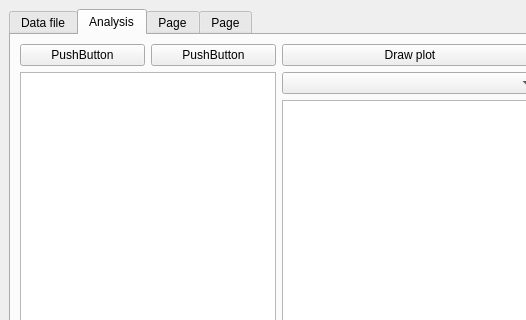
Old version of the form main_window.ui in the repository Bob-Arctor/machine_learning; both pictures show x 0 to 526 and y 0 to 320 of the 1197 by 875 pixel window.
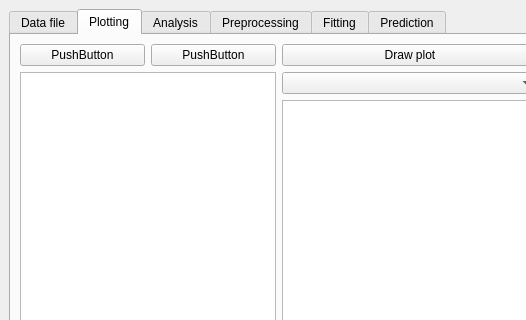
New version of the form. The open tabs and pages were chosen to show the change.

Diff of the .ui file:
```diff
--- a/main_window.ui
+++ b/main_window.ui
@@ -97,7 +97,7 @@
       </widget>
       <widget class="QWidget" name="tab_2">
        <attribute name="title">
-        <string>Analysis</string>
+        <string>Plotting</string>
        </attribute>
        <layout class="QVBoxLayout" name="verticalLayout_3">
         <item>
@@ -237,12 +237,22 @@
       </widget>
       <widget class="QWidget" name="tab_3">
        <attribute name="title">
-        <string>Page</string>
+        <string>Analysis</string>
        </attribute>
       </widget>
       <widget class="QWidget" name="tab_4">
        <attribute name="title">
-        <string>Page</string>
+        <string>Preprocessing</string>
+       </attribute>
+      </widget>
+      <widget class="QWidget" name="tab_5">
+       <attribute name="title">
+        <string>Fitting</string>
+       </attribute>
+      </widget>
+      <widget class="QWidget" name="tab_6">
+       <attribute name="title">
+        <string>Prediction</string>
        </attribute>
       </widget>
      </widget>
```
Left out of the diff: 2 changed lines with no effect on the pictures.
